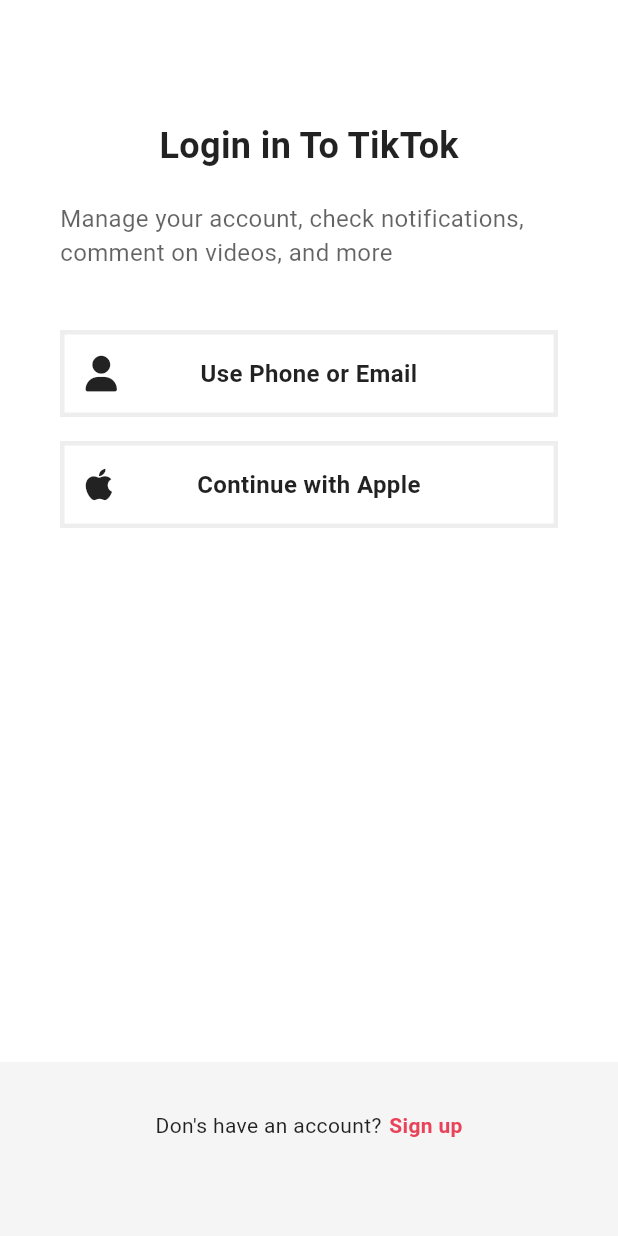
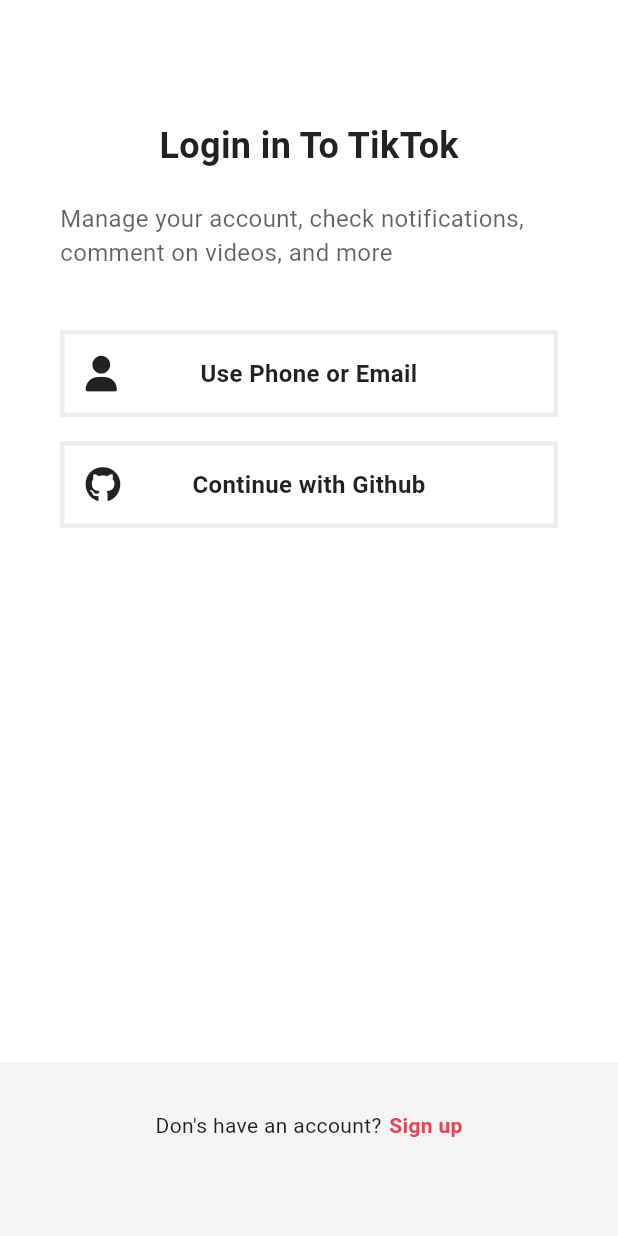
Before and after one commit to horu2day/tiktok_clone, a Flutter app: the screen it shows after launch, after a tap on an icon or button, on a phone screen of 412 x 824 dp. Run offline on Flutter 3.47's test engine with Material 2 defaults, Android fonts, the phone set to English and light mode, and no system bars; our stand-ins replace camera, firebase_auth, firebase_core, flutter_riverpod, font_awesome_flutter, gallery_saver and 6 more; accounts and stored records are empty; network calls fail.

Commit message:
#24.4 Github Login

```diff
--- a/lib/features/authentication/repos/authentication_repo.dart
+++ b/lib/features/authentication/repos/authentication_repo.dart
@@ -25,6 +25,10 @@ class AuthenticationRepository {
       password: password,
     );
   }
+
+  Future<void> githubSignIn() async {
+    await _firebaseAuth.signInWithProvider(GithubAuthProvider());
+  }
 }
 
 final authRepo = Provider((ref) => AuthenticationRepository());
--- a/lib/features/authentication/widgets/login_screen.dart
+++ b/lib/features/authentication/widgets/login_screen.dart
@@ -1,14 +1,16 @@
 import 'package:flutter/material.dart';
+import 'package:flutter_riverpod/flutter_riverpod.dart';
 import 'package:font_awesome_flutter/font_awesome_flutter.dart';
 import 'package:go_router/go_router.dart';
 import 'package:tiktok_clone/constants/gaps.dart';
 import 'package:tiktok_clone/constants/sizes.dart';
+import 'package:tiktok_clone/features/authentication/view_models/social_auth_view_model.dart';
 import 'package:tiktok_clone/features/authentication/widgets/auth_button.dart';
 import 'package:tiktok_clone/utils.dart';
 
 import 'login_form_screen.dart';
 
-class LoginScreen extends StatelessWidget {
+class LoginScreen extends ConsumerWidget {
   static String routeName = "login";
   static String routeURL = "/login";
   const LoginScreen({super.key});
@@ -29,7 +31,7 @@ class LoginScreen extends StatelessWidget {
   }
 
   @override
-  Widget build(BuildContext context) {
+  Widget build(BuildContext context, WidgetRef ref) {
     return OrientationBuilder(
       builder: (context, orientation) {
         // if (orientation == Orientation.landscape) {
@@ -70,9 +72,14 @@ class LoginScreen extends StatelessWidget {
                           text: "Use Phone or Email"),
                     ),
                     Gaps.v16,
-                    const AuthButton(
-                        icon: FaIcon(FontAwesomeIcons.apple),
-                        text: "Continue with Apple"),
+                    GestureDetector(
+                      onTap: () => ref
+                          .read(socialAuthProvider.notifier)
+                          .githubSignIn(context),
+                      child: const AuthButton(
+                          icon: FaIcon(FontAwesomeIcons.github),
+                          text: "Continue with Github"),
+                    ),
                   ],
                   if (orientation == Orientation.landscape) ...[
                     Row(
@@ -86,10 +93,15 @@ class LoginScreen extends StatelessWidget {
                           ),
                         ),
                         Gaps.h16,
-                        const Expanded(
-                          child: AuthButton(
-                              icon: FaIcon(FontAwesomeIcons.apple),
-                              text: "Continue with Apple"),
+                        Expanded(
+                          child: GestureDetector(
+                            onTap: () => ref
+                                .read(socialAuthProvider.notifier)
+                                .githubSignIn(context),
+                            child: const AuthButton(
+                                icon: FaIcon(FontAwesomeIcons.github),
+                                text: "Continue with Github"),
+                          ),
                         ),
                       ],
                     ),
--- a/lib/features/authentication/widgets/sign_up_screen.dart
+++ b/lib/features/authentication/widgets/sign_up_screen.dart
@@ -1,8 +1,10 @@
 import 'package:flutter/material.dart';
+import 'package:flutter_riverpod/flutter_riverpod.dart';
 import 'package:font_awesome_flutter/font_awesome_flutter.dart';
 import 'package:go_router/go_router.dart';
 import 'package:tiktok_clone/constants/gaps.dart';
 import 'package:tiktok_clone/constants/sizes.dart';
+import 'package:tiktok_clone/features/authentication/view_models/social_auth_view_model.dart';
 
 import 'package:tiktok_clone/features/authentication/widgets/auth_button.dart';
 import 'package:tiktok_clone/features/authentication/widgets/login_screen.dart';
@@ -10,7 +12,7 @@ import 'package:tiktok_clone/features/authentication/widgets/username_screen.dar
 import 'package:tiktok_clone/generated/l10n.dart';
 import 'package:tiktok_clone/utils.dart';
 
-class SignUpScreen extends StatelessWidget {
+class SignUpScreen extends ConsumerWidget {
   static const String routeURL = "/";
   static const String routeName = "signUp";
   const SignUpScreen({super.key});
@@ -67,7 +69,7 @@ class SignUpScreen extends StatelessWidget {
   }
 
   @override
-  Widget build(BuildContext context) {
+  Widget build(BuildContext context, WidgetRef ref) {
     return Scaffold(
       body: SafeArea(
         child: Padding(
@@ -100,9 +102,13 @@ class SignUpScreen extends StatelessWidget {
                     text: S.of(context).emailPasswordButton),
               ),
               Gaps.v10,
-              AuthButton(
-                  icon: const FaIcon(FontAwesomeIcons.apple),
-                  text: S.of(context).appleButton)
+              GestureDetector(
+                onTap: () =>
+                    ref.read(socialAuthProvider.notifier).githubSignIn(context),
+                child: const AuthButton(
+                    icon: FaIcon(FontAwesomeIcons.github),
+                    text: "Continue with Github"),
+              ),
             ],
           ),
         ),
```
Also changed, not shown: lib/features/authentication/view_models/social_auth_view_model.dart (added, +31 -0 lines).
